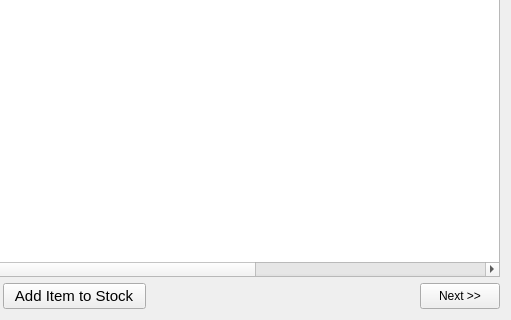
First picture: the form in estorecpp/managestockitems.ui, repository Watti/estorecpp, before the edit; both pictures show x 114 to 625 and y 141 to 461 of the 625 by 461 pixel window.
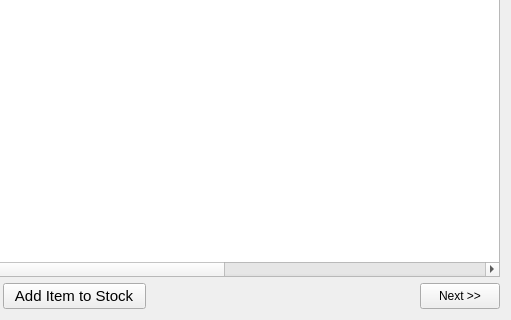
Second picture: the form after the edit.

Diff of the .ui file:
```diff
--- a/estorecpp/managestockitems.ui
+++ b/estorecpp/managestockitems.ui
@@ -670,7 +670,7 @@
       </font>
      </property>
      <property name="columnCount">
-      <number>10</number>
+      <number>11</number>
      </property>
      <column/>
      <column/>
@@ -682,6 +682,7 @@
      <column/>
      <column/>
      <column/>
+     <column/>
     </widget>
    </item>
    <item>
```
